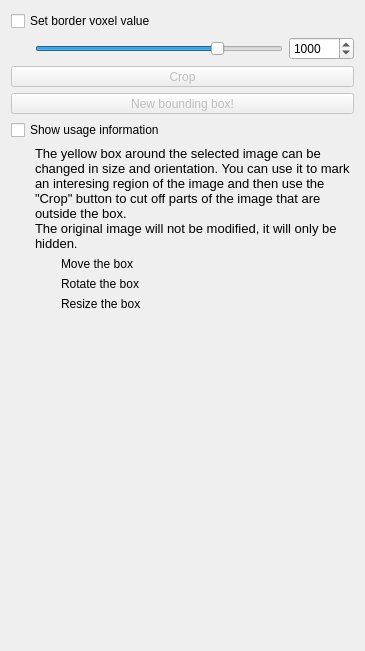
Before: the Qt Designer form Plugins/org.mitk.gui.qt.imagecropper/src/internal/QmitkImageCropperControls.ui in MITK/MITK, drawn with Qt 5.
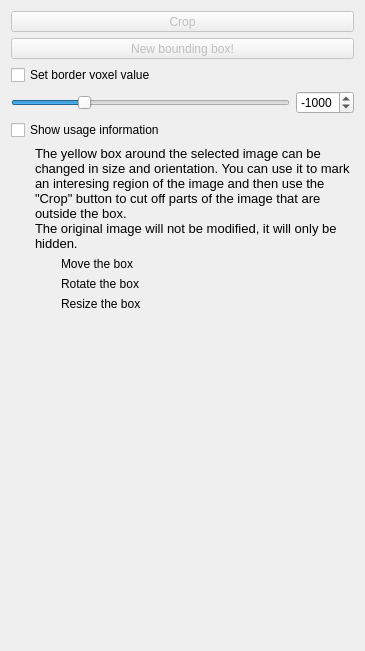
After: the same form once the commit is applied. Icons and pictures are not drawn.

Commit message: Reset or create a new bounding box have now the same behavior, it open the select bounding box dialog

Diff of the .ui file:
```diff
--- a/Plugins/org.mitk.gui.qt.imagecropper/src/internal/QmitkImageCropperControls.ui
+++ b/Plugins/org.mitk.gui.qt.imagecropper/src/internal/QmitkImageCropperControls.ui
@@ -19,9 +19,12 @@
   <property name="windowTitle">
    <string>BoundingObjectImageCropper</string>
   </property>
-  <layout class="QVBoxLayout">
+  <layout class="QVBoxLayout" name="verticalLayout">
    <item>
-    <widget class="QCheckBox" name="m_EnableSurroundingCheckBox">
+    <widget class="QToolButton" name="m_CropButton">
+     <property name="enabled">
+      <bool>false</bool>
+     </property>
      <property name="sizePolicy">
       <sizepolicy hsizetype="Preferred" vsizetype="Fixed">
        <horstretch>0</horstretch>
@@ -29,16 +32,61 @@
       </sizepolicy>
      </property>
      <property name="text">
-      <string>Set border voxel value</string>
+      <string>Crop</string>
      </property>
     </widget>
    </item>
    <item>
-    <layout class="QHBoxLayout">
-     <property name="leftMargin">
-      <number>24</number>
+    <widget class="QToolButton" name="m_BoxButton">
+     <property name="enabled">
+      <bool>false</bool>
      </property>
-     <item>
+     <property name="sizePolicy">
+      <sizepolicy hsizetype="Preferred" vsizetype="Fixed">
+       <horstretch>0</horstretch>
+       <verstretch>0</verstretch>
+      </sizepolicy>
+     </property>
+     <property name="toolTip">
+      <string>crop the selected image</string>
+     </property>
+     <property name="text">
+      <string>New bounding box!</string>
+     </property>
+    </widget>
+   </item>
+   <item>
+    <layout class="QGridLayout" name="gridLayout">
+     <item row="1" column="1">
+      <widget class="QSpinBox" name="m_SurroundingSpin">
+       <property name="minimum">
+        <number>-2000</number>
+       </property>
+       <property name="maximum">
+        <number>2000</number>
+       </property>
+       <property name="value">
+        <number>-1000</number>
+       </property>
+      </widget>
+     </item>
+     <item row="0" column="0">
+      <widget class="QCheckBox" name="m_EnableSurroundingCheckBox">
+       <property name="sizePolicy">
+        <sizepolicy hsizetype="Preferred" vsizetype="Fixed">
+         <horstretch>0</horstretch>
+         <verstretch>0</verstretch>
+        </sizepolicy>
+       </property>
+       <property name="text">
+        <string>Set border voxel value</string>
+       </property>
+       <property name="checked">
+        <bool>false</bool>
+       </property>
+      </widget>
+     </item>
+     <item row="1" column="0">
       <widget class="QSlider" name="m_SurroundingSlider">
        <property name="minimum">
         <number>-2000</number>
@@ -47,66 +95,15 @@
         <number>2000</number>
        </property>
        <property name="value">
-        <number>1000</number>
+        <number>-1000</number>
        </property>
        <property name="orientation">
         <enum>Qt::Horizontal</enum>
        </property>
       </widget>
      </item>
-     <item>
-      <widget class="QSpinBox" name="m_SurroundingSpin">
-       <property name="minimum">
-        <number>-32767</number>
-       </property>
-       <property name="maximum">
-        <number>32767</number>
-       </property>
-       <property name="value">
-        <number>1000</number>
-       </property>
-      </widget>
-     </item>
     </layout>
    </item>
-   <item>
-    <widget class="QToolButton" name="btnCrop">
-     <property name="enabled">
-      <bool>false</bool>
-     </property>
-     <property name="sizePolicy">
-      <sizepolicy hsizetype="Preferred" vsizetype="Fixed">
-       <horstretch>0</horstretch>
-       <verstretch>0</verstretch>
-      </sizepolicy>
-     </property>
-     <property name="toolTip">
-      <string>crop the selected image</string>
-     </property>
-     <property name="text">
-      <string>Crop</string>
-     </property>
-    </widget>
-   </item>
-   <item>
-    <widget class="QToolButton" name="m_NewBoxButton">
-     <property name="enabled">
-      <bool>false</bool>
-     </property>
-     <property name="sizePolicy">
-      <sizepolicy hsizetype="Preferred" vsizetype="Fixed">
-       <horstretch>0</horstretch>
-       <verstretch>0</verstretch>
-      </sizepolicy>
-     </property>
-     <property name="toolTip">
-      <string>crop the selected image</string>
-     </property>
-     <property name="text">
-      <string>New bounding box!</string>
-     </property>
-    </widget>
-   </item>
    <item>
     <widget class="QCheckBox" name="chkInformation">
      <property name="sizePolicy">
```
Left out of the diff: 5 changed lines with no effect on the pictures. The commit also changes 1 other file.
